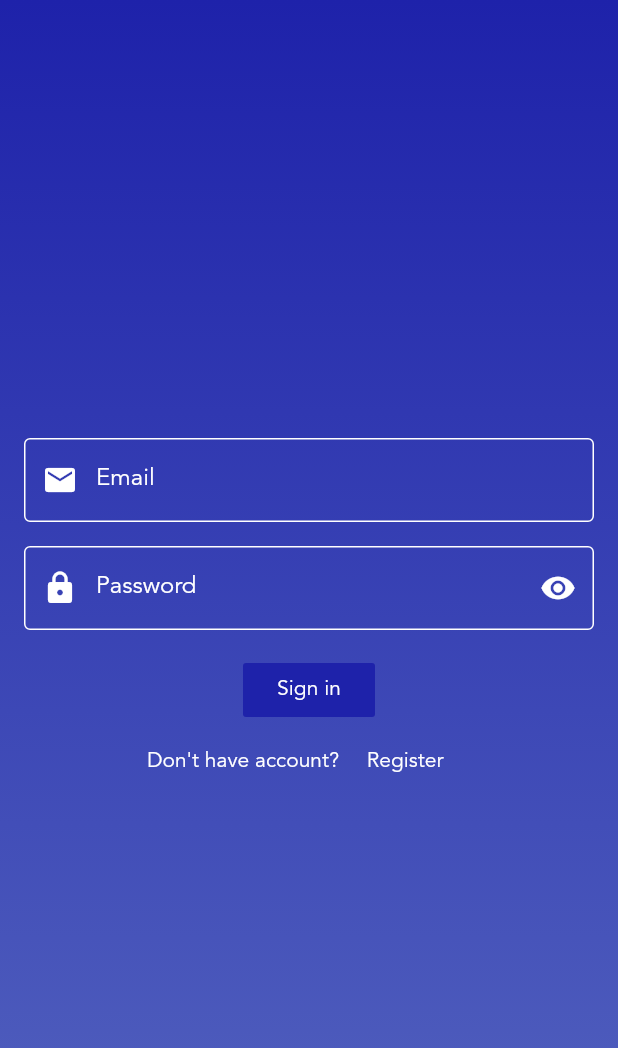
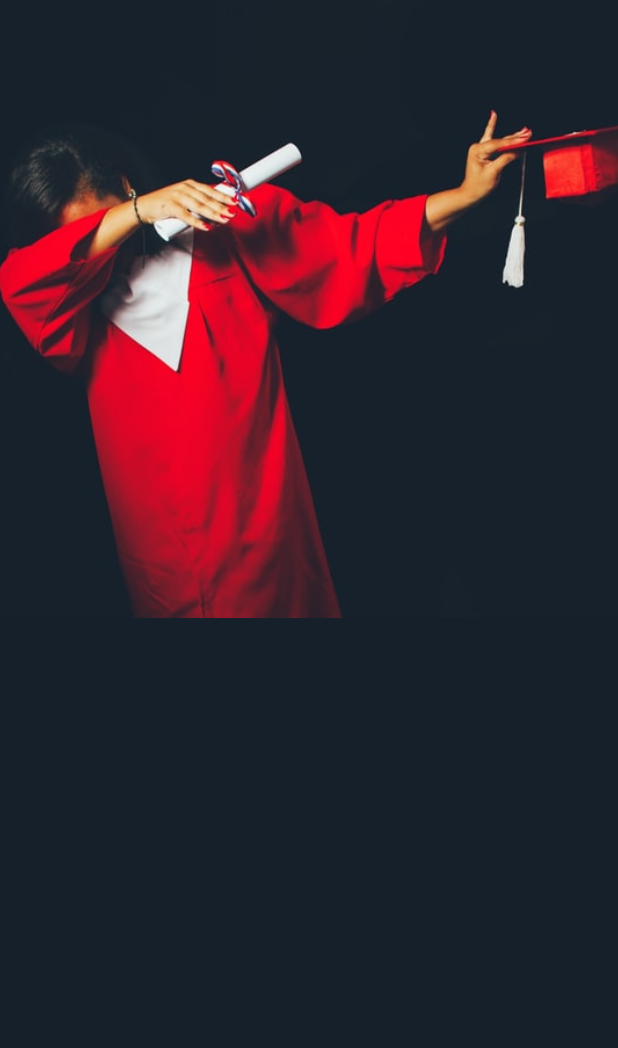
Before and after one commit to ChegeBryan/scholarships, a Flutter app: the screen it shows after launch, on a phone screen of 412 x 824 dp. Shown: the top 1048 px of the screen. Run offline on Flutter 3.47's test engine with Material 2 defaults, Android fonts, the phone set to English and light mode, and no system bars; our stand-ins replace flutter_custom_clippers, photo_view, shared_preferences, styled_text, transparent_image, validators.

Commit message:
Update login screen with background image

```diff
--- a/lib/login.dart
+++ b/lib/login.dart
@@ -11,28 +11,22 @@ class _LoginScreenState extends State<LoginScreen> {
   @override
   Widget build(BuildContext context) {
     return Scaffold(
-      body: Container(
-        decoration: BoxDecoration(
-          gradient: LinearGradient(
-              colors: [Theme.of(context).primaryColor, Color(0xFF5464BF)],
-              begin: Alignment.topCenter,
-              end: Alignment.bottomCenter),
-        ),
-        height: MediaQuery.of(context).size.height,
-        padding: const EdgeInsets.all(16.0),
-        child: Column(
-          mainAxisAlignment: MainAxisAlignment.center,
-          children: <Widget>[
-            LoginForm(),
-            FormBottomActions(
-              message: 'Don\'t have account?',
-              action: () {
-                Navigator.pushReplacementNamed(context, '/register');
-              },
-              actionText: 'Register',
+      body: Stack(
+        children: <Widget>[
+          Container(
+            decoration: BoxDecoration(
+              color: Color(0xFF16202B),
             ),
-          ],
-        ),
+          ),
+          Container(
+            width: double.infinity,
+            height: MediaQuery.of(context).size.height * 0.5,
+            child: Image.asset(
+              'assets/student_graduate.jpg',
+              fit: BoxFit.cover,
+            ),
+          ),
+        ],
       ),
     );
   }
```
